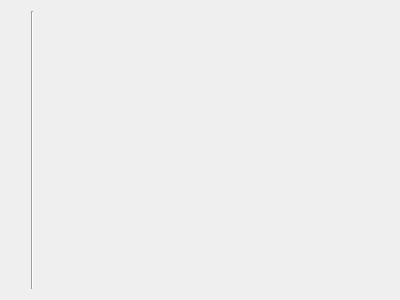
Old version of the form collector/ui/designer/file_data.ui in the repository arielvb/collector.
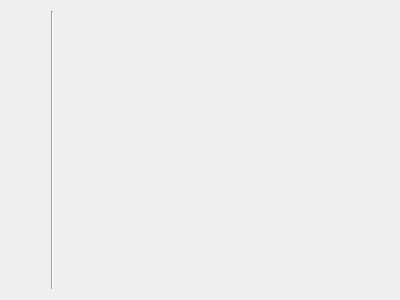
New version of the form.

```diff
--- a/collector/ui/designer/file_data.ui
+++ b/collector/ui/designer/file_data.ui
@@ -15,9 +15,21 @@
   </property>
   <layout class="QHBoxLayout" name="horizontalLayout">
    <item>
-    <layout class="QHBoxLayout" name="data_layout">
+    <layout class="QHBoxLayout" name="data_layout" stretch="0,0,10">
      <item>
       <layout class="QVBoxLayout" name="verticalLayout_2">
+       <property name="leftMargin">
+        <number>10</number>
+       </property>
+       <property name="topMargin">
+        <number>0</number>
+       </property>
+       <property name="rightMargin">
+        <number>10</number>
+       </property>
+       <property name="bottomMargin">
+        <number>0</number>
+       </property>
        <item>
         <layout class="QGridLayout" name="fieldsLayout"/>
        </item>
@@ -44,33 +56,11 @@
       </widget>
      </item>
      <item>
-      <spacer name="image_spacer">
-       <property name="orientation">
-        <enum>Qt::Horizontal</enum>
+      <layout class="QVBoxLayout" name="image_layout" stretch="">
+       <property name="margin">
+        <number>1</number>
        </property>
-       <property name="sizeHint" stdset="0">
-        <size>
-         <width>40</width>
-         <height>20</height>
-        </size>
-       </property>
-      </spacer>
-     </item>
-     <item>
-      <layout class="QVBoxLayout" name="image_layout"/>
-     </item>
-     <item>
-      <spacer name="horizontalSpacer">
-       <property name="orientation">
-        <enum>Qt::Horizontal</enum>
-       </property>
-       <property name="sizeHint" stdset="0">
-        <size>
-         <width>40</width>
-         <height>20</height>
-        </size>
-       </property>
-      </spacer>
+      </layout>
      </item>
     </layout>
    </item>
```
